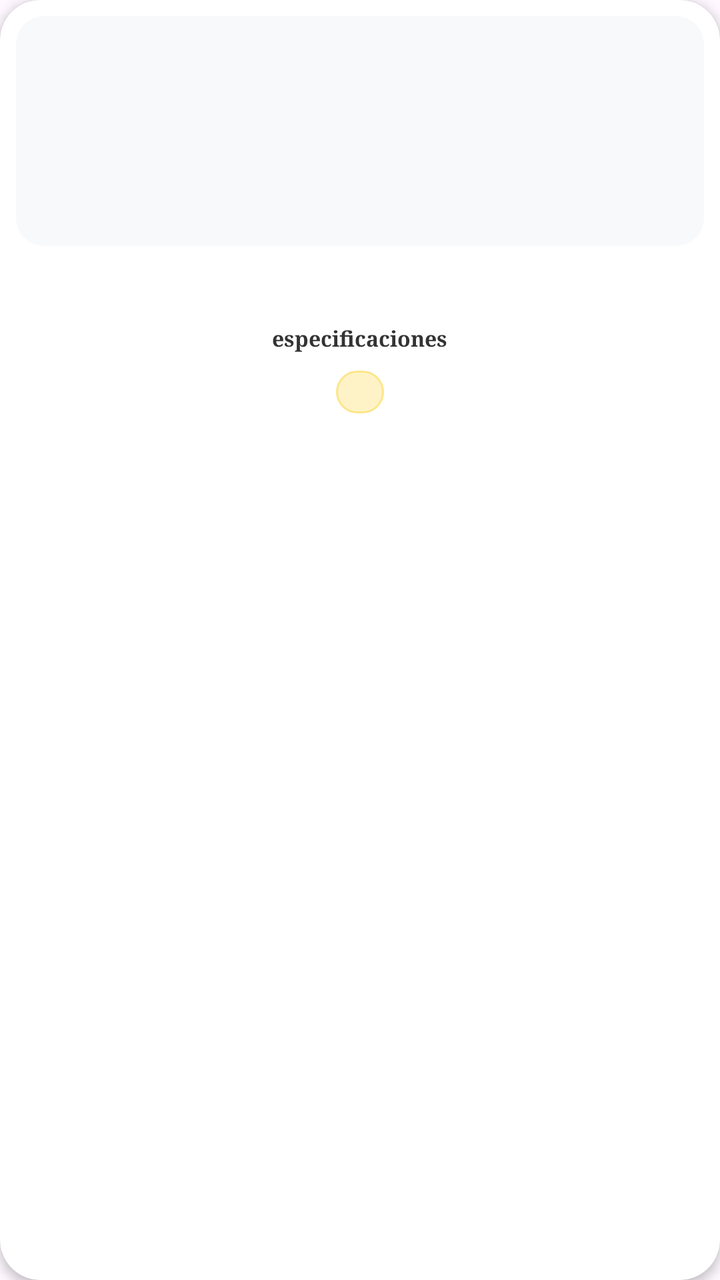
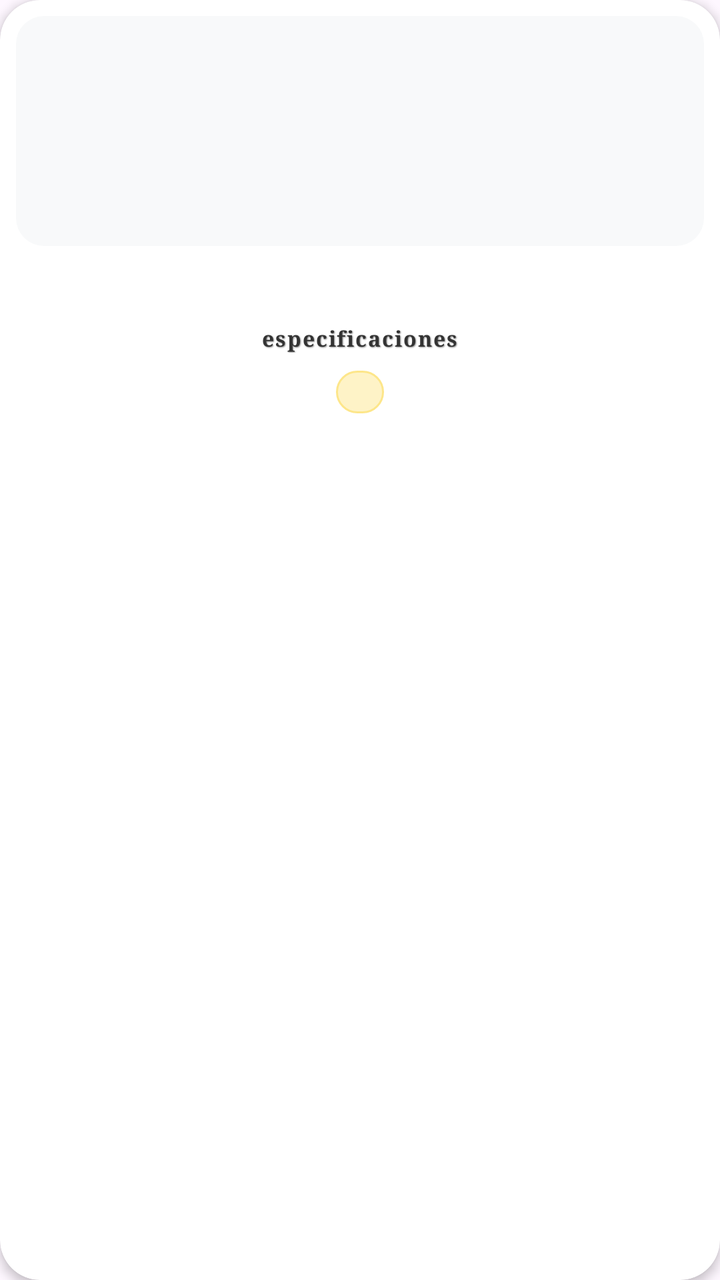

Compare the two renders of this Android layout. The source of the first and the diff that turns it into the second are given below.
<!-- AndroidManifest.xml: application theme Theme.MiAPPBiker -->
<!-- res/layout/item_catalog_card.xml -->
<?xml version="1.0" encoding="utf-8"?>
<androidx.cardview.widget.CardView xmlns:android="http://schemas.android.com/apk/res/android"
    xmlns:app="http://schemas.android.com/apk/res-auto"
    android:id="@+id/card_root"
    android:layout_width="0dp"
    android:layout_height="wrap_content"
    android:layout_weight="1"
    android:layout_margin="5dp"
    android:clickable="true"
    android:focusable="true"
    android:foreground="?attr/selectableItemBackground"
    app:cardBackgroundColor="#FFFFFF"
    app:cardCornerRadius="20dp"
    app:cardElevation="3dp">

    <LinearLayout
        android:layout_width="match_parent"
        android:layout_height="wrap_content"
        android:gravity="center_horizontal"
        android:orientation="vertical"
        android:padding="8dp">

        
        <FrameLayout
            android:layout_width="match_parent"
            android:layout_height="115dp"
            android:background="@drawable/bg_product_box"
            android:padding="6dp">

            <ImageView
                android:id="@+id/iv_card_image"
                android:layout_width="match_parent"
                android:layout_height="match_parent"
                android:layout_gravity="center"
                android:adjustViewBounds="true"
                android:scaleType="fitCenter"
                android:contentDescription="Producto" />
        </FrameLayout>

        
        <TextView
            android:id="@+id/tv_card_title"
            android:layout_width="match_parent"
            android:layout_height="wrap_content"
            android:layout_marginTop="8dp"
            android:gravity="center"
            android:fontFamily="serif"
            android:textColor="#111111"
            android:textSize="11.5sp"
            android:textStyle="bold"
            android:lines="2"
            android:ellipsize="end" />

        
        <TextView
            android:id="@+id/tv_card_subtitle"
            android:layout_width="wrap_content"
            android:layout_height="wrap_content"
            android:layout_marginTop="1dp"
            android:fontFamily="serif"
            android:text="especificaciones"
            android:textColor="#333333"
            android:textSize="10.5sp"
            android:textStyle="bold" />

        
        <LinearLayout
            android:id="@+id/ll_card_specs"
            android:layout_width="match_parent"
            android:layout_height="wrap_content"
            android:layout_marginTop="3dp"
            android:gravity="center_horizontal"
            android:orientation="vertical">
            
        </LinearLayout>

        
        <TextView
            android:id="@+id/tv_card_price"
            android:layout_width="wrap_content"
            android:layout_height="wrap_content"
            android:layout_marginTop="6dp"
            android:layout_marginBottom="2dp"
            android:background="@drawable/bg_price_pill_amber"
            android:fontFamily="serif"
            android:paddingHorizontal="12dp"
            android:paddingVertical="3dp"
            android:textColor="#B45309"
            android:textSize="11sp"
            android:textStyle="bold" />

    </LinearLayout>
</androidx.cardview.widget.CardView>
<!-- resources referenced by this layout -->
<resources>
  <!-- drawable bg_price_pill_amber (drawable) -->
  <?xml version="1.0" encoding="utf-8"?>
  <shape xmlns:android="http://schemas.android.com/apk/res/android"
      android:shape="rectangle">
      <solid android:color="#FEF3C7" />
      <stroke android:width="1dp" android:color="#FDE68A" />
      <corners android:radius="999dp" />
  </shape>
  <!-- drawable bg_product_box (drawable) -->
  <?xml version="1.0" encoding="utf-8"?>
  <shape xmlns:android="http://schemas.android.com/apk/res/android"
      android:shape="rectangle">
      <solid android:color="#F8F9FA" />
      <corners android:radius="14dp" />
  </shape>
  <style name="Theme.MiAPPBiker" parent="Base.Theme.MiAPPBiker" />
  <style name="Base.Theme.MiAPPBiker" parent="Theme.Material3.DayNight.NoActionBar">
          
          
      </style>
</resources>

<!-- the commit's change to res/layout/item_catalog_card.xml (unified diff, before → after) -->
@@ -2,16 +2,11 @@
 <androidx.cardview.widget.CardView xmlns:android="http://schemas.android.com/apk/res/android"
     xmlns:app="http://schemas.android.com/apk/res-auto"
     android:id="@+id/card_root"
+    style="@style/TarjetaItemCatalogo"
     android:layout_width="0dp"
     android:layout_height="wrap_content"
     android:layout_weight="1"
-    android:layout_margin="5dp"
-    android:clickable="true"
-    android:focusable="true"
-    android:foreground="?attr/selectableItemBackground"
-    app:cardBackgroundColor="#FFFFFF"
-    app:cardCornerRadius="20dp"
-    app:cardElevation="3dp">
+    android:layout_margin="5dp">
 
     <LinearLayout
         android:layout_width="match_parent"
@@ -40,28 +35,25 @@
         
         <TextView
             android:id="@+id/tv_card_title"
+            style="@style/TextoEncabezadoSeccion"
             android:layout_width="match_parent"
             android:layout_height="wrap_content"
             android:layout_marginTop="8dp"
             android:gravity="center"
-            android:fontFamily="serif"
-            android:textColor="#111111"
-            android:textSize="11.5sp"
-            android:textStyle="bold"
             android:lines="2"
-            android:ellipsize="end" />
+            android:ellipsize="end"
+            android:textSize="11.5sp" />
 
         
         <TextView
             android:id="@+id/tv_card_subtitle"
+            style="@style/TextoSubtituloVintage"
             android:layout_width="wrap_content"
             android:layout_height="wrap_content"
             android:layout_marginTop="1dp"
-            android:fontFamily="serif"
             android:text="especificaciones"
             android:textColor="#333333"
-            android:textSize="10.5sp"
-            android:textStyle="bold" />
+            android:textSize="10.5sp" />
 
         
         <LinearLayout
@@ -77,17 +69,16 @@
         
         <TextView
             android:id="@+id/tv_card_price"
+            style="@style/TextoPrecio"
             android:layout_width="wrap_content"
             android:layout_height="wrap_content"
             android:layout_marginTop="6dp"
             android:layout_marginBottom="2dp"
             android:background="@drawable/bg_price_pill_amber"
-            android:fontFamily="serif"
             android:paddingHorizontal="12dp"
             android:paddingVertical="3dp"
             android:textColor="#B45309"
-            android:textSize="11sp"
-            android:textStyle="bold" />
+            android:textSize="11sp" />
 
     </LinearLayout>
 </androidx.cardview.widget.CardView>
<!-- resource entries referenced after the edit -->
@@ -15,7 +15,42 @@
       <solid android:color="#F8F9FA" />
       <corners android:radius="14dp" />
   </shape>
+  <style name="TarjetaItemCatalogo">
+          <item name="cardCornerRadius">20dp</item>
+          <item name="cardElevation">3dp</item>
+          <item name="cardBackgroundColor">@color/white</item>
+          <item name="android:clickable">true</item>
+          <item name="android:focusable">true</item>
+          <item name="android:foreground">?attr/selectableItemBackground</item>
+      </style>
+  <style name="TextoEncabezadoSeccion">
+          <item name="android:fontFamily">serif</item>
+          <item name="android:textColor">@color/biker_black</item>
+          <item name="android:textSize">13.5sp</item>
+          <item name="android:textStyle">bold</item>
+          <item name="android:letterSpacing">0.06</item>
+      </style>
+  <style name="TextoPrecio">
+          <item name="android:fontFamily">serif</item>
+          <item name="android:textColor">@color/biker_amber_price</item>
+          <item name="android:textSize">16sp</item>
+          <item name="android:textStyle">bold</item>
+      </style>
+  <style name="TextoSubtituloVintage">
+          <item name="android:fontFamily">serif</item>
+          <item name="android:textColor">#222222</item>
+          <item name="android:textSize">17sp</item>
+          <item name="android:textStyle">bold</item>
+          <item name="android:letterSpacing">0.06</item>
+          <item name="android:shadowColor">#888888</item>
+          <item name="android:shadowDx">1</item>
+          <item name="android:shadowDy">1</item>
+          <item name="android:shadowRadius">1</item>
+      </style>
   <style name="Theme.MiAPPBiker" parent="Base.Theme.MiAPPBiker" />
+  <color name="white">#FFFFFFFF</color>
+  <color name="biker_black">#111111</color>
+  <color name="biker_amber_price">#B45309</color>
   <style name="Base.Theme.MiAPPBiker" parent="Theme.Material3.DayNight.NoActionBar">
           
           
